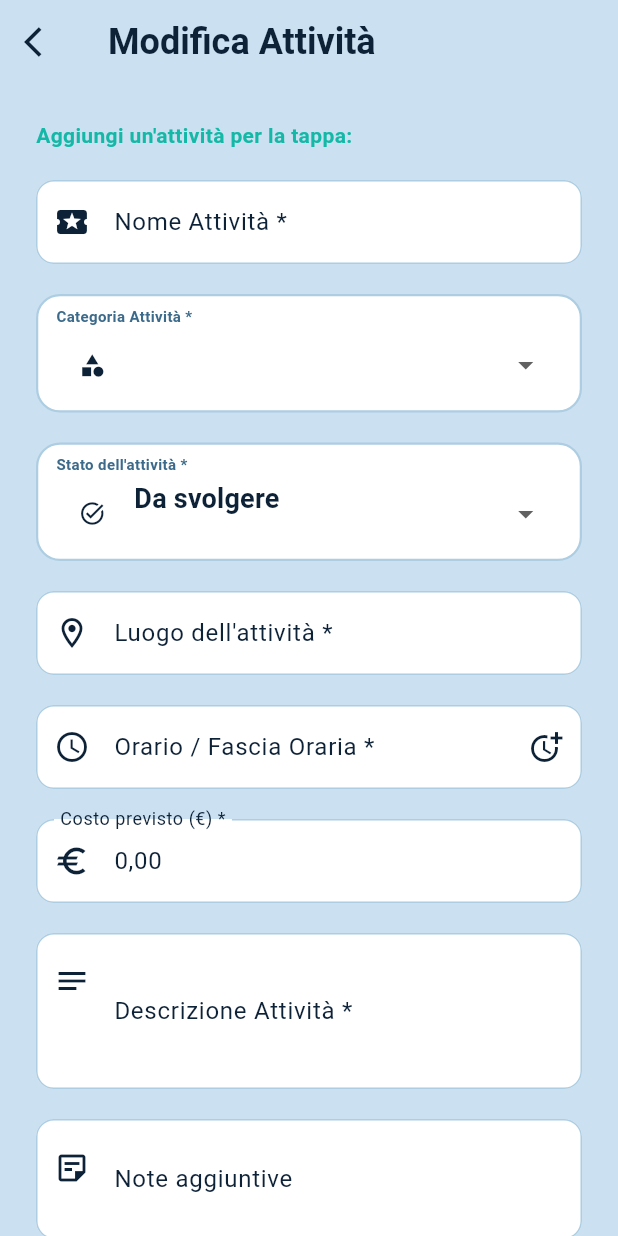
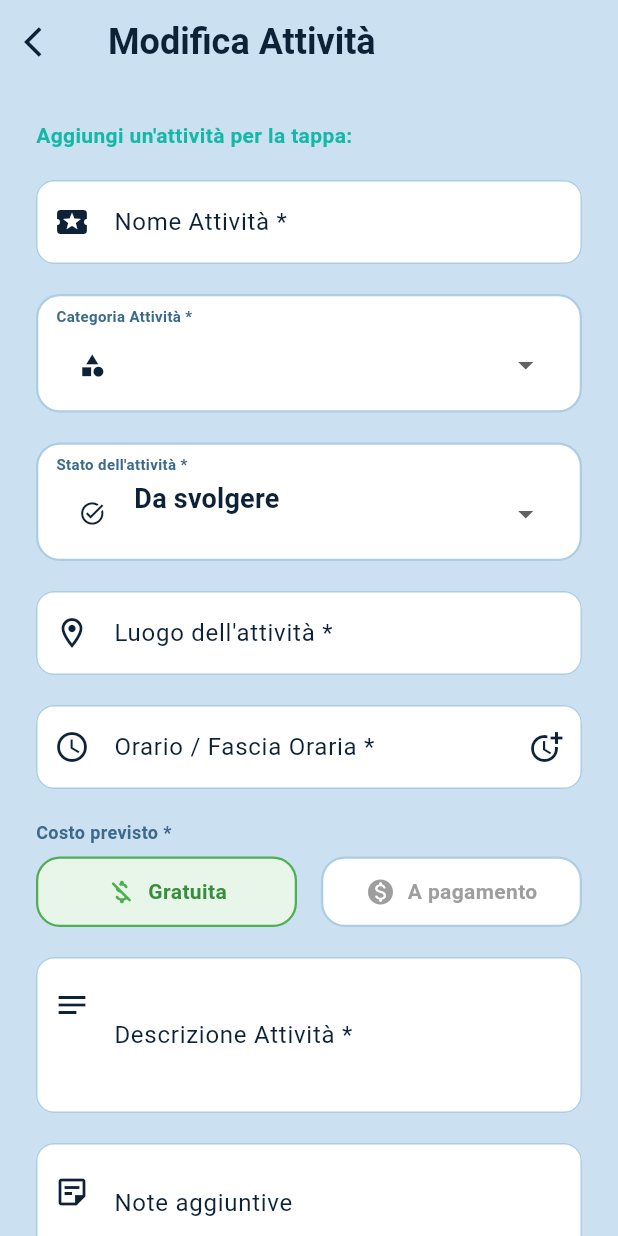
Before and after one commit to mcucciniello31/ProgettoMPGruppo07, a Flutter app: the AddStopScreen screen opened directly with empty values, on a phone screen of 412 x 824 dp. Run offline on Flutter 3.47's test engine with Material 3 defaults, Android fonts, the phone set to English and light mode, and no system bars; our stand-ins replace image_picker, pdf, printing, sqflite; accounts and stored records are empty.

Commit message:
Aggiornato costo attivita (Gratuita/A pagamento) e firma Xcode

```diff
--- a/lib/screens/trip_details/itinerary/add_stop_screen.dart
+++ b/lib/screens/trip_details/itinerary/add_stop_screen.dart
@@ -41,6 +41,7 @@ class _AddStopScreenState extends State<AddStopScreen> {
   String _selectedActivityType = 'Altro';
   String _selectedActivityStatus = 'Da svolgere';
   Trip? _trip;
+  bool _isPaid = false;
 
   @override
   void initState() {
@@ -83,6 +84,10 @@ class _AddStopScreenState extends State<AddStopScreen> {
     _timeController = TextEditingController(
       text: isActivity ? widget.activity?.time ?? '' : '',
     );
+
+    _isPaid = isActivity
+        ? (widget.activity != null ? widget.activity!.cost > 0 : false)
+        : false;
 
     _selectedActivityType = isActivity
         ? widget.activity?.type ?? 'Altro'
@@ -294,23 +299,6 @@ class _AddStopScreenState extends State<AddStopScreen> {
         validationErrors.add("Luogo attività: non può iniziare con uno spazio");
       }
 
-      if (costText.isEmpty) {
-        validationErrors.add("Costo previsto: campo obbligatorio");
-      } else if (costText.startsWith(' ')) {
-        validationErrors.add("Costo previsto: non può iniziare con uno spazio");
-      } else if (!RegExp(r'^\d+,\d+$').hasMatch(costText)) {
-        validationErrors.add(
-          "Costo previsto: deve includere i decimali separati da una virgola (es: 15,50 o 0,00)",
-        );
-      } else {
-        final parsed = double.tryParse(costText.replaceAll(',', '.'));
-        if (parsed == null || parsed < 0) {
-          validationErrors.add(
-            "Costo previsto: deve essere maggiore o uguale a zero",
-          );
-        }
-      }
-
       if (notesText.startsWith(' ')) {
         validationErrors.add("Note: non possono iniziare con uno spazio");
       }
@@ -422,7 +410,7 @@ class _AddStopScreenState extends State<AddStopScreen> {
       }
     } else {
       // Interfaccia di Aggiunta/Modifica di un'Attività
-      final cost = double.tryParse(costText.trim().replaceAll(',', '.')) ?? 0.0;
+      final cost = _isPaid ? 1.0 : 0.0;
       final status = _selectedActivityStatus;
 
       if (widget.activity == null) {
@@ -803,36 +791,119 @@ class _AddStopScreenState extends State<AddStopScreen> {
                 ),
                 const SizedBox(height: 20),
 
-                // Input del costo dell'attività
-                TextFormField(
-                  controller: _costController,
-                  keyboardType: const TextInputType.numberWithOptions(
-                    decimal: true,
-                  ),
-                  decoration: InputDecoration(
-                    labelText: "Costo previsto (€) *",
-                    hintText: "Es: 15,50 o 0,00",
-                    prefixIcon: const Icon(Icons.euro),
-                    border: OutlineInputBorder(
-                      borderRadius: BorderRadius.circular(16),
+                // Selettore del costo dell'attività (Gratuita o A pagamento)
+                Column(
+                  crossAxisAlignment: CrossAxisAlignment.start,
+                  children: [
+                    const Text(
+                      "Costo previsto *",
+                      style: TextStyle(
+                        fontSize: 12,
+                        fontWeight: FontWeight.bold,
+                        color: Color(0xFF3B6A8A),
+                      ),
                     ),
-                  ),
-                  validator: (value) {
-                    if (value == null || value.isEmpty) {
-                      return "Inserisci il costo previsto (scrivi 0,00 se gratuita)";
-                    }
-                    if (value.startsWith(' ')) {
-                      return "Non può iniziare con uno spazio";
-                    }
-                    final val = value.replaceAll(',', '.');
-                    if (double.tryParse(val) == null || double.parse(val) < 0) {
-                      return "Importo non valido";
-                    }
-                    if (!RegExp(r'^\d+,\d+$').hasMatch(value)) {
-                      return "Deve includere i decimali separati da una virgola (es: 15,50)";
-                    }
-                    return null;
-                  },
+                    const SizedBox(height: 8),
+                    Row(
+                      children: [
+                        Expanded(
+                          child: GestureDetector(
+                            onTap: () {
+                              setState(() {
+                                _isPaid = false;
+                              });
+                            },
+                            child: Container(
+                              padding: const EdgeInsets.symmetric(vertical: 12),
+                              decoration: BoxDecoration(
+                                color: !_isPaid
+                                    ? Colors.green.shade50
+                                    : Colors.white,
+                                borderRadius: BorderRadius.circular(16),
+                                border: Border.all(
+                                  color: !_isPaid
+                                      ? Colors.green
+                                      : const Color(0xFFADCDE2),
+                                  width: 1.5,
+                                ),
+                              ),
+                              child: Row(
+                                mainAxisAlignment: MainAxisAlignment.center,
+                                children: [
+                                  Icon(
+                                    Icons.money_off_rounded,
+                                    color: !_isPaid
+                                        ? Colors.green
+                                        : Colors.grey,
+                                    size: 20,
+                                  ),
+                                  const SizedBox(width: 8),
+                                  Text(
+                                    "Gratuita",
+                                    style: TextStyle(
+                                      fontWeight: FontWeight.bold,
+                                      color: !_isPaid
+                                          ? Colors.green.shade700
+                                          : Colors.grey,
+                                      fontSize: 14,
+                                    ),
+                                  ),
+                                ],
+                              ),
+                            ),
+                          ),
+                        ),
+                        const SizedBox(width: 16),
+                        Expanded(
+                          child: GestureDetector(
+                            onTap: () {
+                              setState(() {
+                                _isPaid = true;
+                              });
+                            },
+                            child: Container(
+                              padding: const EdgeInsets.symmetric(vertical: 12),
+                              decoration: BoxDecoration(
+                                color: _isPaid
+                                    ? Colors.orange.shade50
+                                    : Colors.white,
+                                borderRadius: BorderRadius.circular(16),
+                                border: Border.all(
+                                  color: _isPaid
+                                      ? Colors.orange
+                                      : const Color(0xFFADCDE2),
+                                  width: 1.5,
+                                ),
+                              ),
+                              child: Row(
+                                mainAxisAlignment: MainAxisAlignment.center,
+                                children: [
+                                  Icon(
+                                    Icons.monetization_on_rounded,
+                                    color: _isPaid
+                                        ? Colors.orange
+                                        : Colors.grey,
+                                    size: 20,
+                                  ),
+                                  const SizedBox(width: 8),
+                                  Text(
+                                    "A pagamento",
+                                    style: TextStyle(
+                                      fontWeight: FontWeight.bold,
+                                      color: _isPaid
+                                          ? Colors.orange.shade700
+                                          : Colors.grey,
+                                      fontSize: 14,
+                                    ),
+                                  ),
+                                ],
+                              ),
+                            ),
+                          ),
+                        ),
+                      ],
+                    ),
+                  ],
                 ),
               ],
               const SizedBox(height: 20),
--- a/lib/screens/trip_details/useful_info/export_trip_dialog.dart
+++ b/lib/screens/trip_details/useful_info/export_trip_dialog.dart
@@ -51,9 +51,7 @@ class ExportTripDialog {
         if (activities.isNotEmpty) {
           buffer.writeln("\n**Attività pianificate:**");
           for (var act in activities) {
-            final costStr = act.cost > 0
-                ? " (Costo: ${act.cost.toStringAsFixed(2)}€)"
-                : "";
+            final costStr = act.cost > 0 ? " (A pagamento)" : " (Gratuito)";
             buffer.writeln(
               "- [${act.status}] ${act.time} - **${act.name}** [${act.type}]$costStr",
             );
@@ -460,9 +458,7 @@ class ExportTripDialog {
                                   pw.Padding(
                                     padding: const pw.EdgeInsets.all(4),
                                     child: pw.Text(
-                                      act.cost > 0
-                                          ? "${act.cost.toStringAsFixed(2)} €"
-                                          : "Gratis",
+                                      act.cost > 0 ? "A pagamento" : "Gratis",
                                       style: const pw.TextStyle(fontSize: 10),
                                     ),
                                   ),
```
Also changed, not shown: lib/screens/trip_details/itinerary/itinerary_tab.dart (+20 -8 lines), 1 other file.
